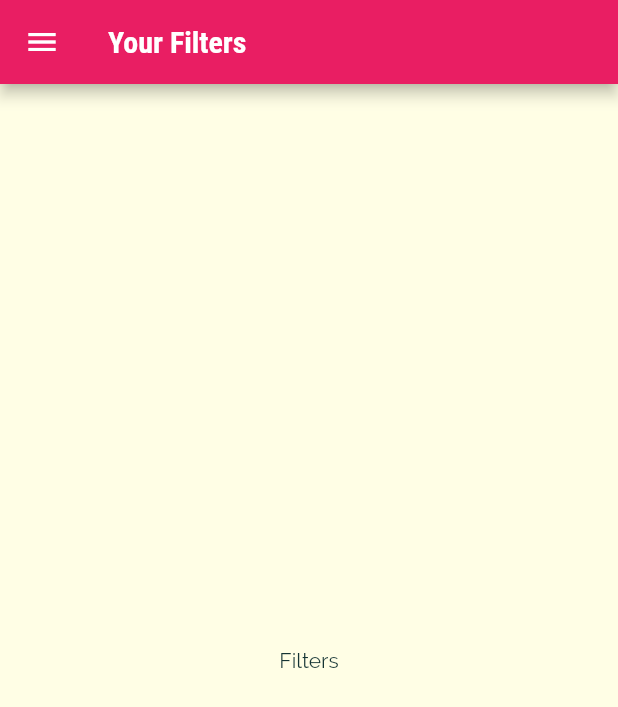
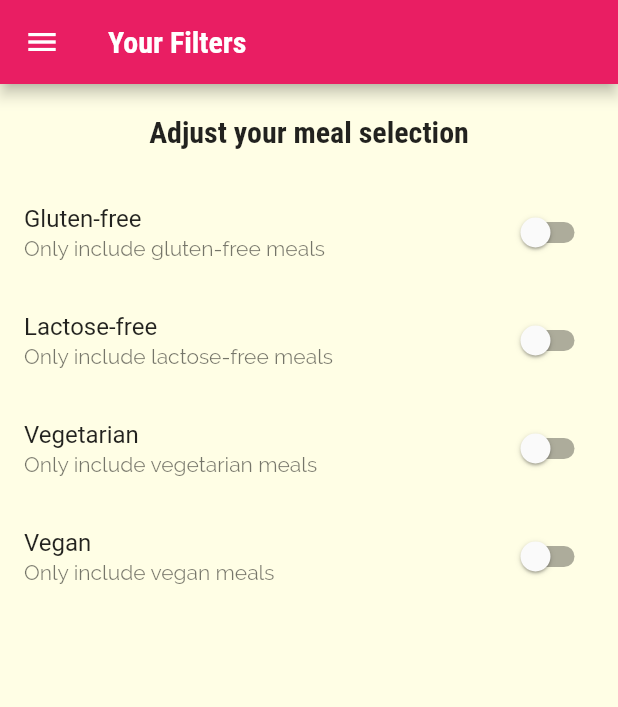
Before and after one commit to HlibHryshko/meals_app, a Flutter app: the FiltersPage screen opened by its route, on a phone screen of 412 x 824 dp. Shown: the top 707 px of the screen. Run offline on Flutter 3.47's test engine with Material 2 defaults, Android fonts, the phone set to English and light mode, and no system bars.

Commit message:
implementing filters page UI

```diff
--- a/lib/pages/filters_page.dart
+++ b/lib/pages/filters_page.dart
@@ -1,10 +1,30 @@
 import 'package:flutter/material.dart';
 import 'package:meals/widgets/main_drawer.dart';
 
-class FiltersPage extends StatelessWidget {
+class FiltersPage extends StatefulWidget {
   static const routeName = '/filters';
 
   const FiltersPage({Key? key}) : super(key: key);
+
+  @override
+  State<FiltersPage> createState() => _FiltersPageState();
+}
+
+class _FiltersPageState extends State<FiltersPage> {
+  var _glutenFree = false;
+  var _vegetarian = false;
+  var _vegan = false;
+  var _lactoseFree = false;
+
+  Widget _buildSwitchListTile(String title, String description, bool currentValue, Function updateValue) {
+    return SwitchListTile(
+      title: Text(title),
+      subtitle: Text(description),
+      value: currentValue,
+      onChanged: (newValue) => updateValue(newValue),
+      activeColor: Theme.of(context).colorScheme.secondary,
+    );
+  }
 
   @override
   Widget build(BuildContext context) {
@@ -15,10 +35,62 @@ class FiltersPage extends StatelessWidget {
         ),
       ),
       drawer: MainDrawer(),
-      body: Center(
-        child: Text(
-          'Filters'
-        )
+      body: Column(
+        children: [
+          Container(
+            padding: EdgeInsets.all(20),
+            child: Text(
+              'Adjust your meal selection',
+              style: Theme.of(context).textTheme.headline6,
+            ),
+          ),
+          Expanded(
+            child: ListView(
+              children: [
+                _buildSwitchListTile(
+                  'Gluten-free',
+                  'Only include gluten-free meals',
+                  _glutenFree,
+                  (newValue) {
+                    setState(() {
+                      _glutenFree = newValue;
+                    });
+                  }
+                ),
+                _buildSwitchListTile(
+                    'Lactose-free',
+                    'Only include lactose-free meals',
+                    _lactoseFree,
+                        (newValue) {
+                      setState(() {
+                        _lactoseFree = newValue;
+                      });
+                    }
+                ),
+                _buildSwitchListTile(
+                    'Vegetarian',
+                    'Only include vegetarian meals',
+                    _vegetarian,
+                        (newValue) {
+                      setState(() {
+                        _vegetarian = newValue;
+                      });
+                    }
+                ),
+                _buildSwitchListTile(
+                    'Vegan',
+                    'Only include vegan meals',
+                    _vegan,
+                        (newValue) {
+                      setState(() {
+                        _vegan = newValue;
+                      });
+                    }
+                ),
+              ],
+            ),
+          )
+        ],
       ),
     );
   }
```
